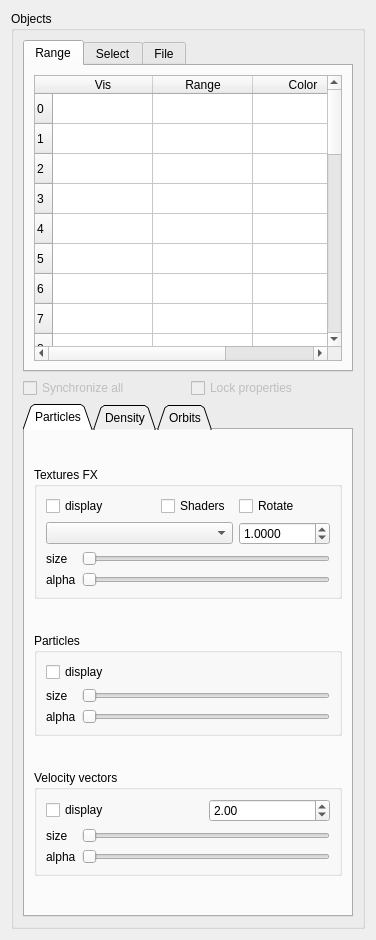
First picture: the form in src/formobjectcontrol.ui, repository jcldc/glnemo2, before the edit.
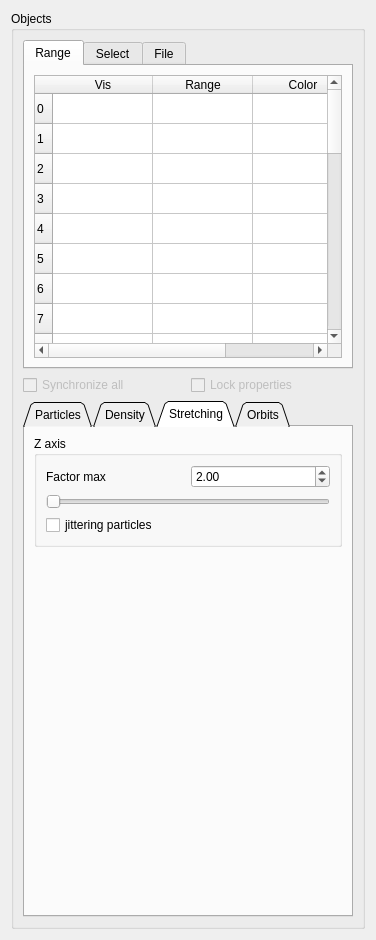
Second picture: the form after the edit. Icons and pictures are not drawn.

Commit message: start Z stretching implementation

Diff of the .ui file:
```diff
--- a/src/formobjectcontrol.ui
+++ b/src/formobjectcontrol.ui
@@ -29,7 +29,7 @@
    <iconset>
     <normaloff>../../../../../../../../../../../../../../home/jcl/.designer/backup</normaloff>../../../../../../../../../../../../../../home/jcl/.designer/backup</iconset>
   </property>
-  <layout class="QGridLayout" name="gridLayout_9">
+  <layout class="QGridLayout" name="gridLayout_14">
    <item row="0" column="0">
     <widget class="QGroupBox" name="groupBox_3">
      <property name="sizePolicy">
@@ -674,7 +674,7 @@
          <enum>QTabWidget::Triangular</enum>
         </property>
         <property name="currentIndex">
-         <number>0</number>
+         <number>2</number>
         </property>
         <widget class="QWidget" name="tab_particles">
          <attribute name="title">
@@ -1413,6 +1413,66 @@
           </item>
          </layout>
         </widget>
+        <widget class="QWidget" name="tab">
+         <attribute name="title">
+          <string>Stretching</string>
+         </attribute>
+         <layout class="QGridLayout" name="gridLayout_13">
+          <item row="0" column="0">
+           <widget class="QGroupBox" name="groupBox_8">
+            <property name="title">
+             <string>Z axis</string>
+            </property>
+            <layout class="QGridLayout" name="gridLayout_9">
+             <item row="0" column="0">
+              <widget class="QLabel" name="label_9">
+               <property name="text">
+                <string>Factor max</string>
+               </property>
+              </widget>
+             </item>
+             <item row="0" column="1">
+              <widget class="QDoubleSpinBox" name="z_strecth_max_spin">
+               <property name="minimum">
+                <double>1.000000000000000</double>
+               </property>
+               <property name="value">
+                <double>2.000000000000000</double>
+               </property>
+              </widget>
+             </item>
+             <item row="1" column="0" colspan="2">
+              <widget class="QSlider" name="z_stretch_slide">
+               <property name="orientation">
+                <enum>Qt::Horizontal</enum>
+               </property>
+              </widget>
+             </item>
+             <item row="2" column="0" colspan="2">
+              <widget class="QCheckBox" name="z_stretch_jit_cb">
+               <property name="text">
+                <string>jittering particles</string>
+               </property>
+              </widget>
+             </item>
+            </layout>
+           </widget>
+          </item>
+          <item row="1" column="0">
+           <spacer name="verticalSpacer">
+            <property name="orientation">
+             <enum>Qt::Vertical</enum>
+            </property>
+            <property name="sizeHint" stdset="0">
+             <size>
+              <width>20</width>
+              <height>357</height>
+             </size>
+            </property>
+           </spacer>
+          </item>
+         </layout>
+        </widget>
         <widget class="QWidget" name="tab_orbits">
          <attribute name="title">
           <string>Orbits</string>
```
The commit also changes 8 other files.
